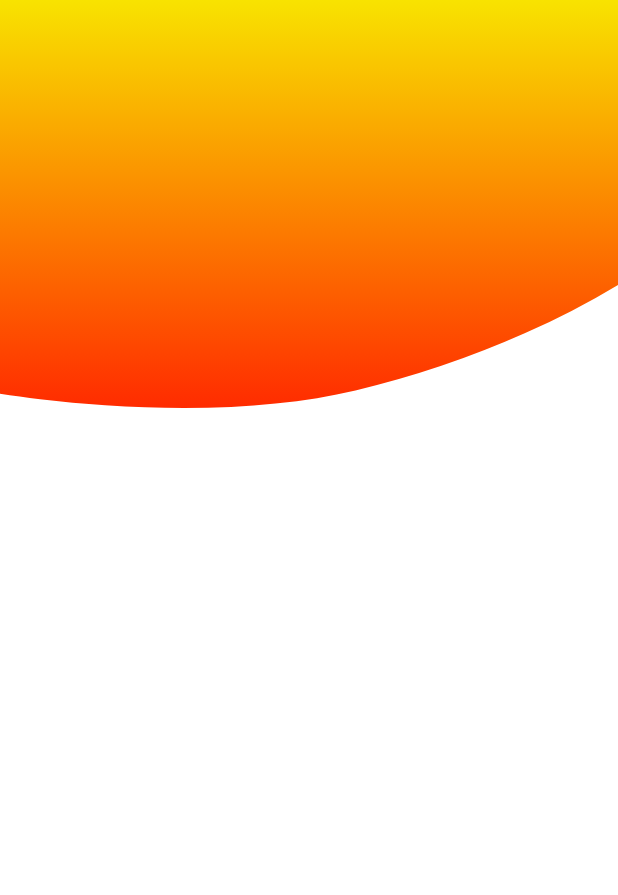
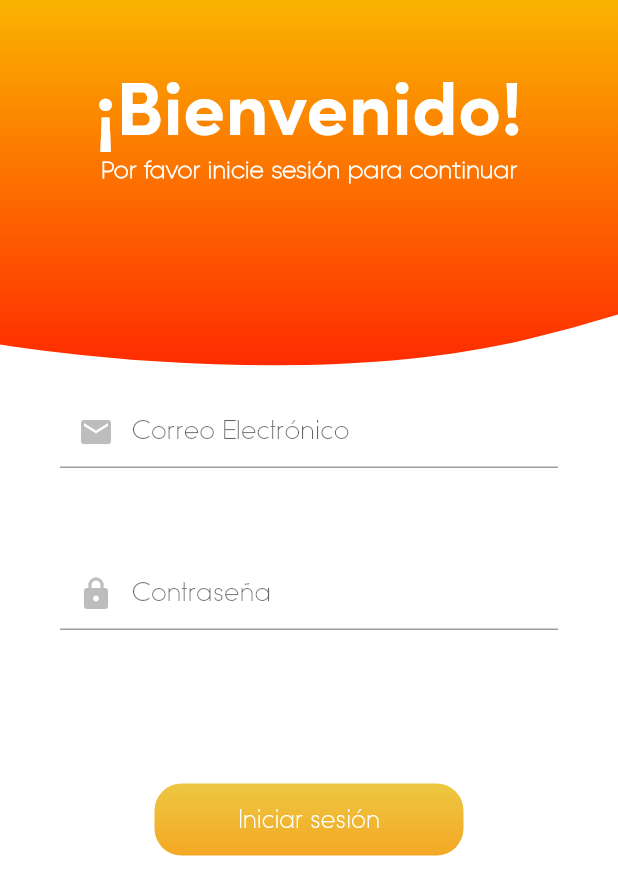
Before and after one commit to juanperezro1/los_girasoles_app, a Flutter app: the screen it shows after launch, after a tap on "Iniciar sesión", on a phone screen of 412 x 824 dp. Shown: the top 895 px of the screen. Run offline on Flutter 3.47's test engine with Material 2 defaults, Android fonts, the phone set to English and light mode, and no system bars; our stand-ins replace flutter_svg.

Commit message:
login_screen

```diff
--- /dev/null
+++ b/lib/Screens/Login/components/background.dart
@@ -0,0 +1,28 @@
+import 'package:flutter/material.dart';
+import 'package:flutter_svg/svg.dart';
+
+class Background extends StatelessWidget {
+  final Widget child;
+  const Background({this.child});
+  @override
+  Widget build(BuildContext context) {
+    Size size = MediaQuery.of(context).size;
+    return Container(
+      width: double.infinity,
+      height: size.height,
+        child: Stack(
+          alignment: Alignment.center,
+          children: <Widget>[
+            Positioned(
+              top: size.width - 498,
+              left: 0,
+              child: SvgPicture.asset(
+                'assets/images/componente_superior.svg',
+                height: size.height * 0.4,
+              ),
+            ),
+            child,
+          ],
+        ));
+  }
+}
--- /dev/null
+++ b/lib/Screens/Login/components/body.dart
@@ -0,0 +1,49 @@
+import 'package:flutter/material.dart';
+import 'package:los_girasoles_app/Screens/Login/components/background.dart';
+import 'package:los_girasoles_app/components/email_field_input.dart';
+import 'package:los_girasoles_app/components/password_field_input.dart';
+import 'package:los_girasoles_app/components/rounded_button.dart';
+
+class Body extends StatelessWidget {
+  @override
+  Widget build(BuildContext context) {
+    Size size = MediaQuery.of(context).size;
+    return SingleChildScrollView(
+        child: SafeArea(
+            child: Background(
+                child: Column(
+      mainAxisAlignment: MainAxisAlignment.start,
+      children: <Widget>[
+        SizedBox(height: size.height * 0.04,),
+        Container(
+          child: Column(
+            children: <Widget>[
+              Text(
+                "¡Bienvenido!",
+                style: TextStyle(
+                    fontFamily: 'Sofia Pro',
+                    color: Colors.white,
+                    fontSize: 50,
+                    fontWeight: FontWeight.bold),
+              ),
+              Text(
+                "Por favor inicie sesión para continuar",
+                style: TextStyle(
+                    fontFamily: 'Gilroy',
+                    color: Colors.white,
+                    fontSize: 16,
+                    fontWeight: FontWeight.bold),
+              )
+            ],
+          ),
+        ),
+        EmailField(campo: "Correo Electrónico"),
+        PasswordField(
+          campo: "Contraseña",
+        ),
+        SizedBox(height: size.height * 0.1),
+        RoundedButton(size: size)
+      ],
+    ))));
+  }
+}
--- a/lib/Screens/Login/login_screen.dart
+++ b/lib/Screens/Login/login_screen.dart
@@ -1,25 +1,11 @@
 import 'package:flutter/material.dart';
-import 'package:flutter_svg/flutter_svg.dart';
+import 'package:los_girasoles_app/Screens/Login/components/body.dart';
 
 class LoginScreen extends StatelessWidget {
   @override
   Widget build(BuildContext context) {
-    Size size = MediaQuery.of(context).size;
     return Scaffold(
-      body: Container(
-          width: double.infinity,
-          height: size.height,
-          child: Stack(
-            alignment: Alignment.center,
-            children: <Widget>[
-              Positioned(
-                top: 0,
-                left: 0,
-                child:
-                    SvgPicture.asset('assets/images/componente-superior.svg', width: size.width * 1,),
-              )
-            ],
-          )),
+      body: Body(),
     );
   }
 }
--- a/lib/Screens/Welcome/components/login_bottons_portrait.dart
+++ b/lib/Screens/Welcome/components/login_bottons_portrait.dart
@@ -1,5 +1,5 @@
 import 'package:flutter/material.dart';
-import 'package:los_girasoles_app/Screens/Login/login_screen.dart';
+import 'package:los_girasoles_app/components/rounded_button.dart';
 import 'package:los_girasoles_app/constans.dart';
 
 class LoginBottons extends StatelessWidget {
@@ -13,33 +13,7 @@ class LoginBottons extends StatelessWidget {
         SizedBox(height: size.height * 0.1,),
         logo,
         SizedBox(height: size.height * 0.1,),
-        Container(
-            width: size.width * 0.5,
-            decoration: BoxDecoration(
-              gradient: LinearGradient(
-                  begin: Alignment.topCenter,
-                  end: Alignment.bottomCenter,
-                  colors: kGradientColor),
-              borderRadius: BorderRadius.circular(18),
-            ),
-            child: FlatButton(
-              padding: EdgeInsets.symmetric(vertical: 10, horizontal: 40),
-              onPressed: () {
-                Navigator.push(
-                  context,
-                  MaterialPageRoute(
-                    builder: (context) {
-                      return LoginScreen();
-                    },
-                  ),
-                );
-              },
-              child: Text(
-                "Iniciar sesión",
-                style: TextStyle(
-                    fontFamily: 'Sofia Pro', fontSize: 18, color: Colors.white),
-              ),
-            )),
+        RoundedButton(size: size),
         SizedBox(
           height: 25,
         ),
--- /dev/null
+++ b/lib/components/email_field_input.dart
@@ -0,0 +1,28 @@
+import 'package:flutter/material.dart';
+
+import '../constans.dart';
+
+class EmailField extends StatelessWidget {
+  final String campo;
+  const EmailField({Key key, this.campo}) : super(key: key);
+
+  @override
+  Widget build(BuildContext context) {
+    return Container(
+      padding: EdgeInsets.only(top: 120, left: 20.0, right: 20.0),
+      margin: EdgeInsets.symmetric(horizontal: 20, vertical: 20),
+      child: TextField(
+        decoration: InputDecoration(
+            hintText: campo,
+            prefixIcon: Icon(
+              Icons.email,
+              color: Colors.grey[400],
+            ),
+            hintStyle: TextStyle(fontFamily: 'Sofia Pro', fontSize: 19),
+            focusedBorder: UnderlineInputBorder(
+                borderSide: BorderSide(color: kSecondColor, width: 5),
+                borderRadius: BorderRadius.circular(5))),
+      ),
+    );
+  }
+}
--- /dev/null
+++ b/lib/components/password_field_input.dart
@@ -0,0 +1,32 @@
+import 'package:flutter/material.dart';
+
+import '../constans.dart';
+
+class PasswordField extends StatelessWidget {
+  final String campo;
+  const PasswordField({
+    Key key,
+    this.campo
+  }) : super(key: key);
+
+  @override
+  Widget build(BuildContext context) {
+    return Container(
+      padding: EdgeInsets.only(top: 20, left: 20.0, right: 20.0),
+      margin: EdgeInsets.symmetric(horizontal: 20, vertical: 20),
+      child: TextField(
+        obscureText: true,
+        decoration: InputDecoration(
+            hintText: campo,
+            prefixIcon: Icon(
+              Icons.lock,
+              color: Colors.grey[400],
+            ),
+            hintStyle: TextStyle(fontFamily: 'Sofia Pro', fontSize: 19),
+            focusedBorder: UnderlineInputBorder(
+                borderSide: BorderSide(color: kSecondColor, width: 5),
+                borderRadius: BorderRadius.circular(5))),
+      ),
+    );
+  }
+}
--- /dev/null
+++ b/lib/components/rounded_button.dart
@@ -0,0 +1,44 @@
+import 'package:flutter/material.dart';
+import 'package:los_girasoles_app/Screens/Login/login_screen.dart';
+
+import '../constans.dart';
+
+class RoundedButton extends StatelessWidget {
+  const RoundedButton({
+    Key key,
+    @required this.size
+  }) : super(key: key);
+
+  final Size size;
+
+  @override
+  Widget build(BuildContext context) {
+    return Container(
+        width: size.width * 0.5,
+        decoration: BoxDecoration(
+          gradient: LinearGradient(
+              begin: Alignment.topCenter,
+              end: Alignment.bottomCenter,
+              colors: kGradientColor),
+          borderRadius: BorderRadius.circular(18),
+        ),
+        child: FlatButton(
+          padding: EdgeInsets.symmetric(vertical: 10, horizontal: 40),
+          onPressed: () {
+            Navigator.push(
+              context,
+              MaterialPageRoute(
+                builder: (context) {
+                  return LoginScreen();
+                },
+              ),
+            );
+          },
+          child: Text(
+            "Iniciar sesión",
+            style: TextStyle(
+                fontFamily: 'Sofia Pro', fontSize: 18, color: Colors.white),
+          ),
+        ));
+  }
+}
```
Also changed, not shown: pubspec.yaml (+7 -0 lines), assets/fonts/Gilroy-Thin.ttf (added), assets/images/componente_superior.svg (added).
